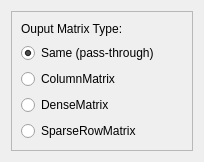
Qt form src/Interface/Modules/Math/ConvertMatrixType.ui (SCIInstitute/SCIRun) before a commit.
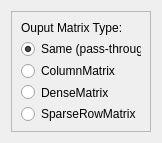
The same form after that commit.

Diff of the .ui file:
```diff
--- a/src/Interface/Modules/Math/ConvertMatrixType.ui
+++ b/src/Interface/Modules/Math/ConvertMatrixType.ui
@@ -6,10 +6,16 @@
    <rect>
     <x>0</x>
     <y>0</y>
-    <width>204</width>
-    <height>162</height>
+    <width>162</width>
+    <height>143</height>
    </rect>
   </property>
+  <property name="minimumSize">
+   <size>
+    <width>162</width>
+    <height>143</height>
+   </size>
+  </property>
   <property name="windowTitle">
    <string>Dialog</string>
   </property>
```
